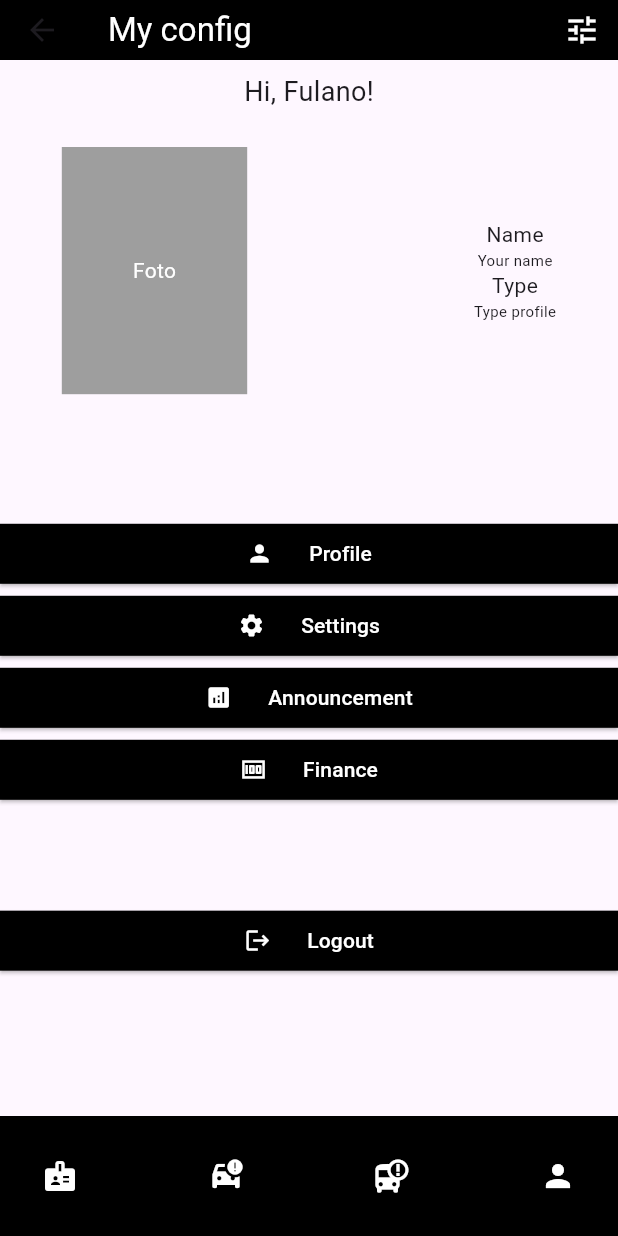
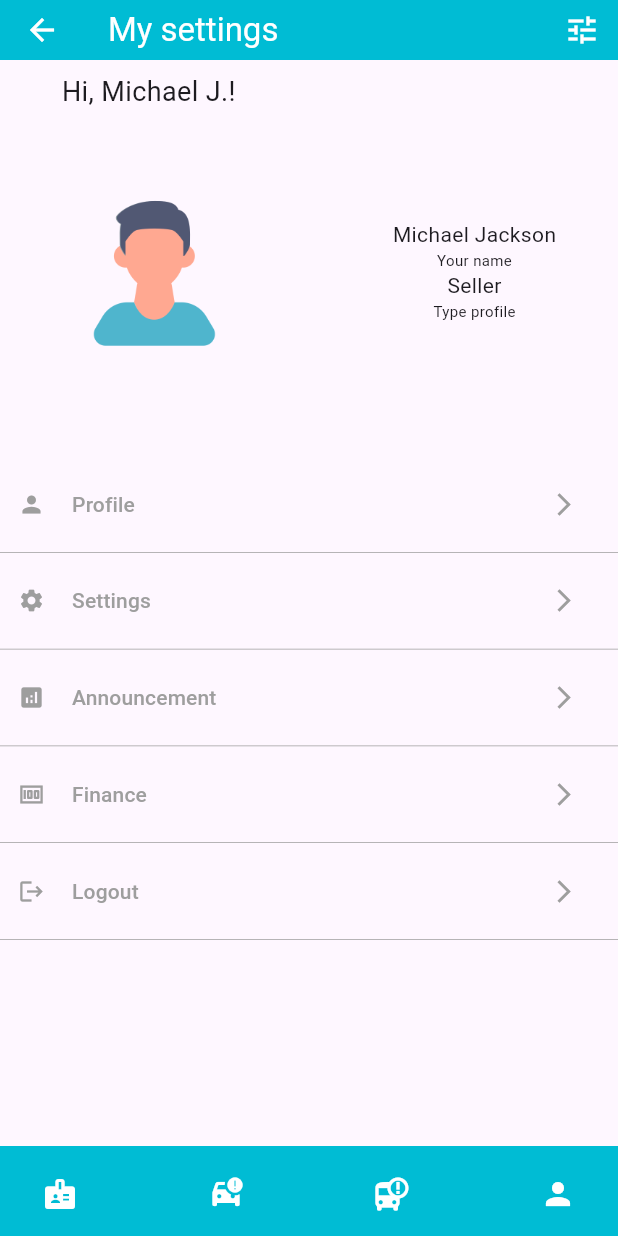
Before and after one commit to atanazio95/quero_viajar, a Flutter app: the screen it shows after launch, after a tap on the "person" icon, on a phone screen of 412 x 824 dp. Run offline on Flutter 3.47's test engine with Material 3 defaults, Android fonts, the phone set to English and light mode, and no system bars; network calls fail.

Commit message:
ajustes no layout

```diff
--- a/lib/main.dart
+++ b/lib/main.dart
@@ -1,6 +1,5 @@
 import 'package:flutter/material.dart';
 import 'package:quero_viajar/views/initialPage/views/initialPage.dart';
-import 'package:quero_viajar/views/tela_login/views/login/view/loginPage.dart';
 
 void main() {
   runApp(const MyApp());
--- a/lib/views/initialPage/views/initialPage.dart
+++ b/lib/views/initialPage/views/initialPage.dart
@@ -15,10 +15,18 @@ class _InitialPageState extends State<InitialPage> {
   @override
   Widget build(BuildContext context) {
     return Scaffold(
-      appBar: CustomAppBar(title: 'Sua empresa'),
-      body: Container(
-        child: ListView(
-          children: [
+      appBar: const CustomAppBar(title: 'Sua empresa'),
+      floatingActionButton: FloatingActionButton(
+        backgroundColor: Colors.cyan,
+        hoverColor: Colors.black,
+        shape: const CircleBorder(),
+        child: const Icon(Icons.add),
+        onPressed: () {},
+      ),
+      body: ListView(
+        physics: const ClampingScrollPhysics(),
+        shrinkWrap: true,
+        children: const [
           CardAnnouncement(colorCard: Colors.black),
           CardAnnouncement(colorCard: Colors.red),
           CardAnnouncement(colorCard: Colors.green),
@@ -26,7 +34,6 @@ class _InitialPageState extends State<InitialPage> {
           CardAnnouncement(colorCard: Colors.blueGrey)
         ],
       ),
-      ),
       bottomNavigationBar: CustonBottonAppBar(),
     );
   }
--- a/lib/views/initialPage/views/widgets/cardAnnouncement.dart
+++ b/lib/views/initialPage/views/widgets/cardAnnouncement.dart
@@ -14,22 +14,20 @@ class _CardAnnouncementState extends State<CardAnnouncement> {
     final heigthScreen = MediaQuery.of(context).size.height;
     final widthScreen = MediaQuery.of(context).size.width;
     return Padding(
-      padding: const EdgeInsets.only(bottom: 8.0, top: 8),
+      padding: const EdgeInsets.only(bottom: 1.0, top: 1),
       child: Container(
         decoration: BoxDecoration(
             // color: Colors.grey,
             border: Border.all(
-          width: widthScreen * 0.005,
+          width: widthScreen * 0.002,
         )),
         height: heigthScreen * 0.2,
         width: widthScreen * 0.9,
         child: Row(
-          mainAxisAlignment: MainAxisAlignment.spaceBetween,
+          mainAxisAlignment: MainAxisAlignment.spaceAround,
           children: [
             Image.network(
               'https://www.cnnbrasil.com.br/wp-content/uploads/sites/12/2023/02/221223090704-03-bugatti-chiron-profilee.jpg?w=1024',
-              // width: widthScreen * 0.6,
-              // height: heigthScreen * 1,
             ),
             const Text(
               'Seu anuncio',
--- a/lib/views/myConfig/views/myConfigPage.dart
+++ b/lib/views/myConfig/views/myConfigPage.dart
@@ -18,17 +18,19 @@ class _MyConfigPageState extends State<MyConfigPage> {
     final largura = MediaQuery.of(context).size.width;
 
     return Scaffold(
-      appBar: CustomAppBar(title: 'My config'),
+      appBar: const CustomAppBar(title: 'My settings'),
       bottomNavigationBar: CustonBottonAppBar(),
       body: Column(
         children: [
-          const Padding(
+          Padding(
             padding: EdgeInsets.only(top: 8.0, bottom: 24),
             child: Row(
-              mainAxisAlignment: MainAxisAlignment.center,
               children: [
+                SizedBox(
+                  width: largura * 0.1,
+                ),
                 Text(
-                  'Hi, Fulano!',
+                  'Hi, Michael J.!',
                   style: TextStyle(fontSize: 18),
                 )
               ],
@@ -43,19 +45,16 @@ class _MyConfigPageState extends State<MyConfigPage> {
               children: [
                 Container(
                     alignment: Alignment.center,
-                  decoration: const BoxDecoration(color: Colors.grey),
+                    decoration:
+                        BoxDecoration(borderRadius: BorderRadius.circular(90)),
                     height: altura * 0.5,
                     width: largura * 0.3,
-                  child: const Text(
-                    "Foto",
-                    style: TextStyle(color: Colors.white),
-                  ),
-                ),
-                Column(
+                    child: Image.asset("lib/assets/avatar-de-perfil.png")),
+                const Column(
                   mainAxisAlignment: MainAxisAlignment.center,
                   children: [
                     Text(
-                      "Name",
+                      "Michael Jackson",
                       style: TextStyle(fontSize: 14),
                     ),
                     Text(
@@ -63,7 +62,7 @@ class _MyConfigPageState extends State<MyConfigPage> {
                       style: TextStyle(fontSize: 10),
                     ),
                     Text(
-                      "Type",
+                      "Seller",
                       style: TextStyle(fontSize: 14),
                     ),
                     Text(
@@ -76,19 +75,16 @@ class _MyConfigPageState extends State<MyConfigPage> {
             ),
           ),
           Padding(
-            padding: EdgeInsets.only(top: altura * 0.1),
-            child: Column(
-              children: [
-                const ButtomClassic(text: "Profile", icon: Icons.person),
-                const ButtomClassic(text: "Settings", icon: Icons.settings),
-                const ButtomClassic(
-                    text: "Announcement", icon: Icons.analytics),
-                const ButtomClassic(text: "Finance", icon: Icons.money),
-                Padding(
-                  padding: EdgeInsets.only(top: altura * 0.08),
-                  child:
-                      const ButtomClassic(text: "Logout", icon: Icons.logout),
-                )
+            padding: EdgeInsets.only(top: altura * 0.05),
+            child: ListView(
+              physics: const ClampingScrollPhysics(),
+              shrinkWrap: true,
+              children: const [
+                ButtomClassic(text: "Profile", icon: Icons.person),
+                ButtomClassic(text: "Settings", icon: Icons.settings),
+                ButtomClassic(text: "Announcement", icon: Icons.analytics),
+                ButtomClassic(text: "Finance", icon: Icons.money),
+                ButtomClassic(text: "Logout", icon: Icons.logout)
               ],
             ),
           )
@@ -109,28 +105,44 @@ class ButtomClassic extends StatelessWidget {
 
   @override
   Widget build(BuildContext context) {
-    return ElevatedButton(
-        style: ElevatedButton.styleFrom(
-            shape: const RoundedRectangleBorder(
-              borderRadius: BorderRadius.zero,
+    return Container(
+      padding: EdgeInsets.zero,
+      decoration: const BoxDecoration(
+        border: Border(
+          bottom: BorderSide(
+            color: Colors.grey,
+            width: 0.5,
           ),
-            backgroundColor: Colors.black),
+        ),
+      ),
+      child: TextButton(
         onPressed: () {},
         child: Row(
+          mainAxisAlignment: MainAxisAlignment.spaceBetween,
+          children: [
+            Row(
               mainAxisAlignment: MainAxisAlignment.center,
               children: [
                 Icon(
                   icon,
-              color: Colors.white,
+                  color: Colors.grey,
                 ),
-            const SizedBox(
-              width: 24,
-            ),
+                const SizedBox(width: 18),
                 Text(
                   text,
-              style: TextStyle(color: Colors.white),
-            )
+                  style: const TextStyle(color: Colors.grey),
+                ),
               ],
-        ));
+            ),
+            IconButton(
+                onPressed: () {},
+                icon: Icon(
+                  Icons.arrow_forward_ios,
+                  color: Colors.grey,
+                ))
+          ],
+        ),
+      ),
+    );
   }
 }
--- a/lib/views/widgets/appBar.dart
+++ b/lib/views/widgets/appBar.dart
@@ -10,11 +10,12 @@ class CustomAppBar extends StatelessWidget implements PreferredSizeWidget {
   @override
   Widget build(BuildContext context) {
     return AppBar(
-      backgroundColor: Colors.black,
+      backgroundColor: Colors.cyan,
       title: Text(
         title,
         style: TextStyle(color: Colors.white),
       ),
+      iconTheme: IconThemeData(color: Colors.white),
       actions: [
         IconButton(
             onPressed: () {},
--- a/lib/views/widgets/bottonBar.dart
+++ b/lib/views/widgets/bottonBar.dart
@@ -10,7 +10,8 @@ class CustonBottonAppBar extends StatelessWidget {
   @override
   Widget build(BuildContext context) {
     return BottomAppBar(
-      color: Colors.black,
+      height: 60,
+      color: Colors.cyan,
       child: Row(
         mainAxisAlignment: MainAxisAlignment.spaceBetween,
         children: [
--- a/pubspec.yaml
+++ b/pubspec.yaml
@@ -57,10 +57,8 @@ flutter:
   # included with your application, so that you can use the icons in
   # the material Icons class.
   uses-material-design: true
-
-  # To add assets to your application, add an assets section, like this:
-  # assets:
-  #   - images/a_dot_burr.jpeg
+  assets:
+    - lib/assets/
   #   - images/a_dot_ham.jpeg
 
   # An image asset can refer to one or more resolution-specific "variants", see
```
Also changed, not shown: lib/assets/avatar-de-perfil.png (added), lib/services/avatar-de-perfil.png (added). Lines whose indentation alone changed are shown as unchanged.
